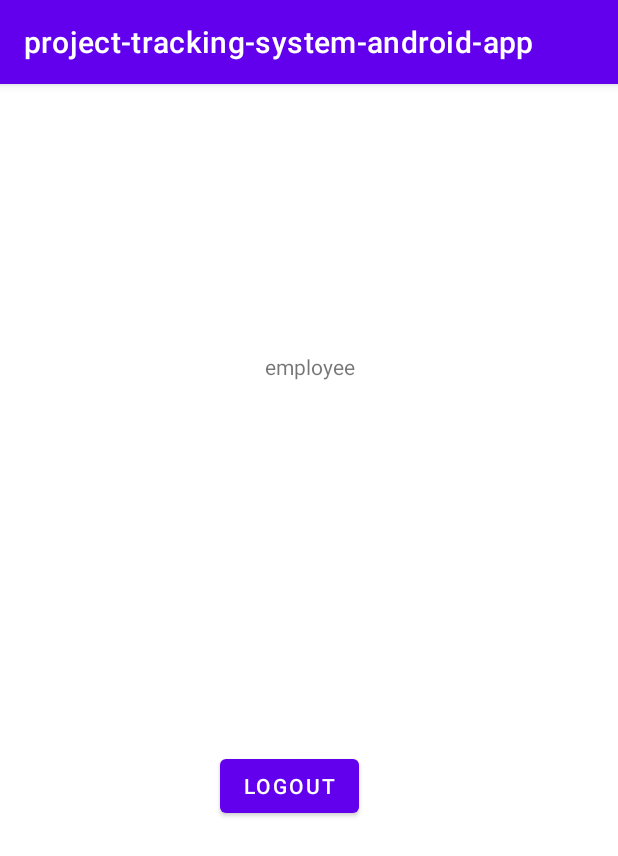
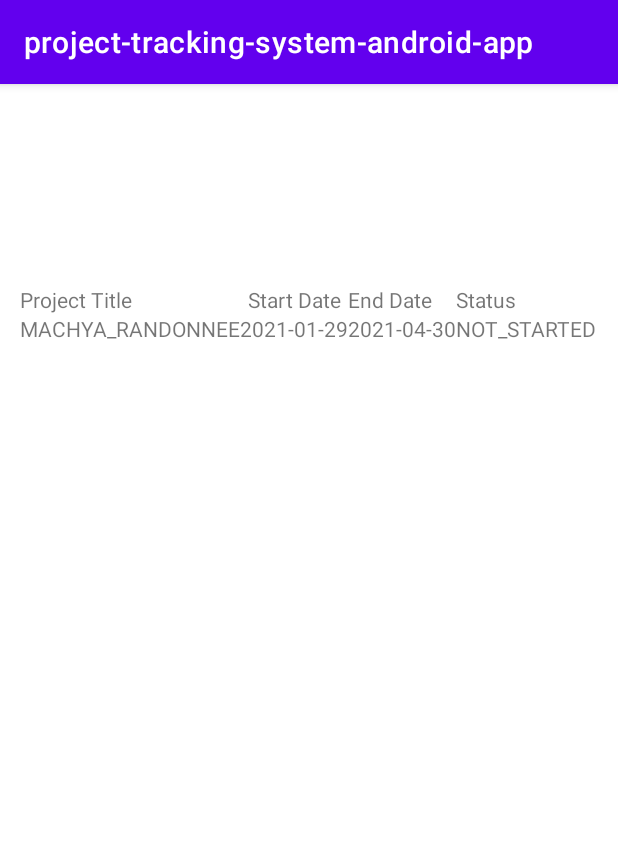
Before and after one commit to SelimHorri/project-tracking-system-mobile-frontend-app, an Android app: the EmployeeIndexActivity screen opened directly, with no data from a screen before it, on a phone screen of 412 x 824 dp. Shown: the top 856 px of the screen. Run offline under Robolectric (Android 15) with nearby library versions, the phone set to English and light mode, and no system bars; our stand-ins replace Volley; network calls fail; 2 statements that could not run were skipped.

Commit message:
reorganize activity package and try setup some layout

```diff
--- a/app/build.gradle
+++ b/app/build.gradle
@@ -41,5 +41,6 @@ dependencies {
     implementation 'com.google.code.gson:gson:2.8.6'
     implementation 'com.android.volley:volley:1.2.0'
     implementation group: 'org.mindrot', name: 'jbcrypt', version: '0.4'
+    implementation "androidx.cardview:cardview:1.0.0"
 
 }
--- a/app/src/main/AndroidManifest.xml
+++ b/app/src/main/AndroidManifest.xml
@@ -11,11 +11,11 @@
         android:roundIcon="@mipmap/ic_launcher_round"
         android:supportsRtl="true"
         android:theme="@style/Theme.Projecttrackingsystemandroidapp">
-        <activity android:name=".AdminIndexActivity"></activity>
-        <activity android:name=".ManagerIndexActivity" />
-        <activity android:name=".EmployeeIndexActivity" />
-        <activity android:name=".LoginActivity" />
-        <activity android:name=".HomeActivity">
+        <activity android:name=".activity.AdminIndexActivity"></activity>
+        <activity android:name=".activity.ManagerIndexActivity" />
+        <activity android:name=".activity.EmployeeIndexActivity" />
+        <activity android:name=".activity.LoginActivity" />
+        <activity android:name=".activity.HomeActivity">
             <intent-filter>
                 <action android:name="android.intent.action.MAIN" />
 
--- a/app/src/main/java/com/selimhorri/pack/ManagerIndexActivity.java
+++ b/app/src/main/java/com/selimhorri/pack/activity/AdminIndexActivity.java
@@ -1,4 +1,4 @@
-package com.selimhorri.pack;
+package com.selimhorri.pack.activity;
 
 import androidx.appcompat.app.AppCompatActivity;
 
@@ -9,7 +9,9 @@ import android.os.Bundle;
 import android.widget.Button;
 import android.widget.TextView;
 
-public class ManagerIndexActivity extends AppCompatActivity {
+import com.selimhorri.pack.R;
+
+public class AdminIndexActivity extends AppCompatActivity {
 
     private TextView textView;
     private Button button;
@@ -17,16 +19,16 @@ public class ManagerIndexActivity extends AppCompatActivity {
     @Override
     protected void onCreate(Bundle savedInstanceState) {
         super.onCreate(savedInstanceState);
-        setContentView(R.layout.activity_manager_index);
+        setContentView(R.layout.activity_admin_index);
 
-        this.textView = super.findViewById(R.id.textView2);
-        this.button = super.findViewById(R.id.button2);
+        this.textView = super.findViewById(R.id.textView3);
+        this.button = super.findViewById(R.id.button3);
 
         this.button.setOnClickListener(v -> {
-            SharedPreferences.Editor editor = super.getSharedPreferences("mgr", Context.MODE_PRIVATE).edit();
+            SharedPreferences.Editor editor = super.getSharedPreferences("admin", Context.MODE_PRIVATE).edit();
             editor.clear();
             editor.apply();
-            super.startActivity(new Intent(ManagerIndexActivity.this, HomeActivity.class));
+            super.startActivity(new Intent(AdminIndexActivity.this, HomeActivity.class));
         });
 
     }
--- a/app/src/main/java/com/selimhorri/pack/EmployeeIndexActivity.java
+++ b/app/src/main/java/com/selimhorri/pack/activity/EmployeeIndexActivity.java
@@ -1,4 +1,4 @@
-package com.selimhorri.pack;
+package com.selimhorri.pack.activity;
 
 import androidx.appcompat.app.AppCompatActivity;
 
@@ -10,9 +10,8 @@ import android.widget.Button;
 import android.widget.TextView;
 import android.widget.Toast;
 
-import com.selimhorri.pack.service.AssignmentService;
+import com.selimhorri.pack.R;
 import com.selimhorri.pack.service.EmployeeService;
-import com.selimhorri.pack.service.impl.dynmc.AssignmentServiceDynamicImpl;
 import com.selimhorri.pack.service.impl.dynmc.EmployeeServiceDynamicImpl;
 
 public class EmployeeIndexActivity extends AppCompatActivity {
--- a/app/src/main/java/com/selimhorri/pack/HomeActivity.java
+++ b/app/src/main/java/com/selimhorri/pack/activity/HomeActivity.java
@@ -1,4 +1,4 @@
-package com.selimhorri.pack;
+package com.selimhorri.pack.activity;
 
 import android.content.Intent;
 import android.os.Bundle;
@@ -6,6 +6,7 @@ import android.widget.Button;
 
 import androidx.appcompat.app.AppCompatActivity;
 
+import com.selimhorri.pack.R;
 import com.selimhorri.pack.constant.RoleEnum;
 
 public class HomeActivity extends AppCompatActivity {
--- a/app/src/main/java/com/selimhorri/pack/LoginActivity.java
+++ b/app/src/main/java/com/selimhorri/pack/activity/LoginActivity.java
@@ -1,4 +1,4 @@
-package com.selimhorri.pack;
+package com.selimhorri.pack.activity;
 
 import androidx.appcompat.app.AppCompatActivity;
 
@@ -10,7 +10,7 @@ import android.widget.Button;
 import android.widget.EditText;
 import android.widget.Toast;
 
-import com.selimhorri.pack.constant.RoleEnum;
+import com.selimhorri.pack.R;
 import com.selimhorri.pack.model.dto.custom.AuthenticationRequest;
 import com.selimhorri.pack.service.AuthenticationService;
 import com.selimhorri.pack.service.CredentialService;
--- a/app/src/main/java/com/selimhorri/pack/AdminIndexActivity.java
+++ b/app/src/main/java/com/selimhorri/pack/activity/ManagerIndexActivity.java
@@ -1,4 +1,4 @@
-package com.selimhorri.pack;
+package com.selimhorri.pack.activity;
 
 import androidx.appcompat.app.AppCompatActivity;
 
@@ -9,7 +9,9 @@ import android.os.Bundle;
 import android.widget.Button;
 import android.widget.TextView;
 
-public class AdminIndexActivity extends AppCompatActivity {
+import com.selimhorri.pack.R;
+
+public class ManagerIndexActivity extends AppCompatActivity {
 
     private TextView textView;
     private Button button;
@@ -17,16 +19,16 @@ public class AdminIndexActivity extends AppCompatActivity {
     @Override
     protected void onCreate(Bundle savedInstanceState) {
         super.onCreate(savedInstanceState);
-        setContentView(R.layout.activity_admin_index);
+        setContentView(R.layout.activity_manager_index);
 
-        this.textView = super.findViewById(R.id.textView3);
-        this.button = super.findViewById(R.id.button3);
+        this.textView = super.findViewById(R.id.textView2);
+        this.button = super.findViewById(R.id.button2);
 
         this.button.setOnClickListener(v -> {
-            SharedPreferences.Editor editor = super.getSharedPreferences("admin", Context.MODE_PRIVATE).edit();
+            SharedPreferences.Editor editor = super.getSharedPreferences("mgr", Context.MODE_PRIVATE).edit();
             editor.clear();
             editor.apply();
-            super.startActivity(new Intent(AdminIndexActivity.this, HomeActivity.class));
+            super.startActivity(new Intent(ManagerIndexActivity.this, HomeActivity.class));
         });
 
     }
--- a/app/src/main/res/layout/activity_admin_index.xml
+++ b/app/src/main/res/layout/activity_admin_index.xml
@@ -4,7 +4,7 @@
     xmlns:tools="http://schemas.android.com/tools"
     android:layout_width="match_parent"
     android:layout_height="match_parent"
-    tools:context=".AdminIndexActivity">
+    tools:context=".activity.AdminIndexActivity">
 
     <Button
         android:id="@+id/button3"
--- a/app/src/main/res/layout/activity_employee_index.xml
+++ b/app/src/main/res/layout/activity_employee_index.xml
@@ -4,29 +4,60 @@
     xmlns:tools="http://schemas.android.com/tools"
     android:layout_width="match_parent"
     android:layout_height="match_parent"
-    tools:context=".EmployeeIndexActivity">
+    tools:context=".activity.EmployeeIndexActivity">
 
-    <TextView
-        android:id="@+id/textView"
-        android:layout_width="361dp"
-        android:layout_height="305dp"
-        android:layout_marginTop="36dp"
-        android:gravity="center"
-        android:text="employee"
-        app:layout_constraintEnd_toEndOf="parent"
-        app:layout_constraintStart_toStartOf="parent"
-        app:layout_constraintTop_toTopOf="parent" />
 
-    <Button
-        android:id="@+id/button"
+    <TableLayout
         android:layout_width="wrap_content"
-        android:layout_height="wrap_content"
-        android:layout_marginBottom="276dp"
-        android:text="Logout"
+        android:layout_height="300dp"
         app:layout_constraintBottom_toBottomOf="parent"
         app:layout_constraintEnd_toEndOf="parent"
-        app:layout_constraintHorizontal_bias="0.46"
+        app:layout_constraintHorizontal_bias="0.495"
         app:layout_constraintStart_toStartOf="parent"
-        app:layout_constraintTop_toBottomOf="@+id/textView"
-        app:layout_constraintVertical_bias="1.0" />
+        app:layout_constraintTop_toTopOf="parent"
+        app:layout_constraintVertical_bias="0.287">
+
+        <TableRow>
+            <TextView
+                android:text="Project Title"
+                android:gravity="left" />
+            <TextView
+                android:text="Start Date"
+                android:gravity="center" />
+            <TextView
+                android:text="End Date"
+                android:gravity="left" />
+            <TextView
+                android:text="Status"
+                android:gravity="left" />
+            <TextView
+                android:text=""
+                android:gravity="left" />
+            <TextView
+                android:text=""
+                android:gravity="left" />
+        </TableRow>
+
+        <TableRow>
+            <TextView
+                android:text="MACHYA_RANDONNEE"
+                android:gravity="left" />
+            <TextView
+                android:text="2021-01-29"
+                android:gravity="center" />
+            <TextView
+                android:text="2021-04-30"
+                android:gravity="left"/>
+            <TextView
+                android:text="NOT_STARTED"
+                android:gravity="left" />
+            <TextView
+                android:text=""
+                android:gravity="left" />
+            <TextView
+                android:text=""
+                android:gravity="left" />
+        </TableRow>
+
+    </TableLayout>
 </androidx.constraintlayout.widget.ConstraintLayout>
--- a/app/src/main/res/layout/activity_home.xml
+++ b/app/src/main/res/layout/activity_home.xml
@@ -4,7 +4,7 @@
     xmlns:tools="http://schemas.android.com/tools"
     android:layout_width="match_parent"
     android:layout_height="match_parent"
-    tools:context=".HomeActivity">
+    tools:context=".activity.HomeActivity">
 
     <Button
         android:id="@+id/idBtnAdmin"
--- a/app/src/main/res/layout/activity_login.xml
+++ b/app/src/main/res/layout/activity_login.xml
@@ -4,7 +4,7 @@
     xmlns:tools="http://schemas.android.com/tools"
     android:layout_width="match_parent"
     android:layout_height="match_parent"
-    tools:context=".LoginActivity">
+    tools:context=".activity.LoginActivity">
 
     <EditText
         android:id="@+id/idEditTextUsername"
--- a/app/src/main/res/layout/activity_manager_index.xml
+++ b/app/src/main/res/layout/activity_manager_index.xml
@@ -4,7 +4,7 @@
     xmlns:tools="http://schemas.android.com/tools"
     android:layout_width="match_parent"
     android:layout_height="match_parent"
-    tools:context=".ManagerIndexActivity">
+    tools:context=".activity.ManagerIndexActivity">
 
     <Button
         android:id="@+id/button2"
```
